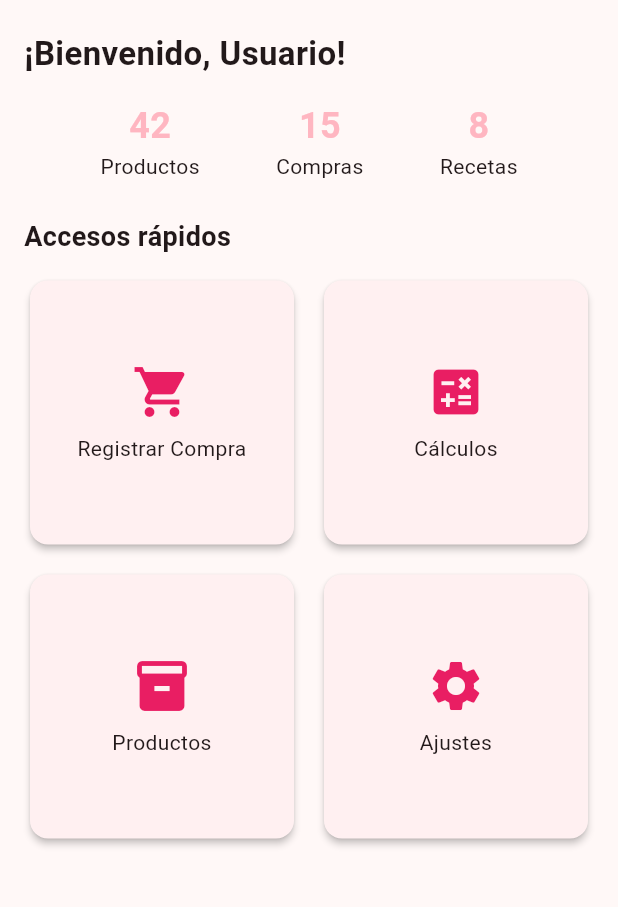
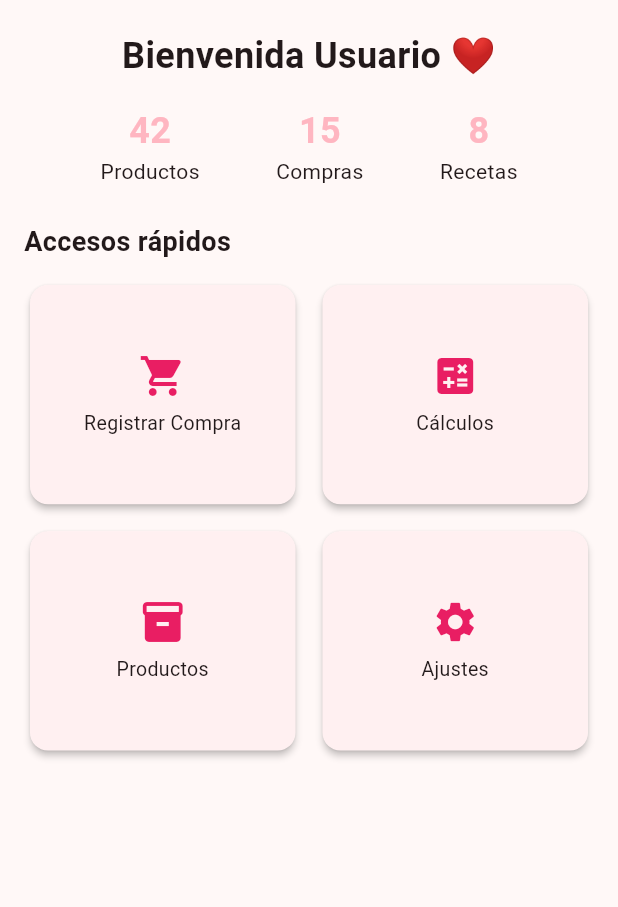
Before and after one commit to brayam-marre/app-flutter-pasteleria, a Flutter app: the InicioScreen screen opened directly, on a phone screen of 412 x 824 dp, the part 288-1195 px from its top. Run offline on Flutter 3.47's test engine with Material 3 defaults, Android fonts, the phone set to English and light mode, and no system bars; our stand-ins replace shared_preferences, sqflite; accounts and stored records are empty.

Commit message:
Fix Texto bienvenida pantalla Inicio

```diff
--- a/lib/screens/inicio_screen.dart
+++ b/lib/screens/inicio_screen.dart
@@ -8,7 +8,8 @@ class InicioScreen extends StatelessWidget {
   @override
   Widget build(BuildContext context) {
     final usuario = Provider.of<AuthProvider>(context).usuarioActual;
-    final nombre = usuario?['nombre'] ?? 'Usuario';
+    final rawNombre = usuario?['username'] ?? 'usuario';
+    final nombre = rawNombre[0].toUpperCase() + rawNombre.substring(1);
 
     return Scaffold(
       appBar: AppBar(title: const Text('Inicio')),
@@ -20,16 +21,22 @@ class InicioScreen extends StatelessWidget {
             // 🖼️ Logo (opcional)
             Center(
               child: Image.asset(
-                'assets/logo_pasteleria.png', // Asegúrate de tener esta imagen en assets
+                'assets/logo_pasteleria.png',
                 height: 120,
               ),
             ),
             const SizedBox(height: 20),
 
-            // 👋 Bienvenida
-            Text(
-              '¡Bienvenido, $nombre!',
-              style: const TextStyle(fontSize: 22, fontWeight: FontWeight.bold),
+            // 👋 Bienvenida centrada y personalizada
+            Center(
+              child: Text(
+                'Bienvenida $nombre ❤️',
+                textAlign: TextAlign.center,
+                style: const TextStyle(
+                  fontSize: 24,
+                  fontWeight: FontWeight.bold,
+                ),
+              ),
             ),
             const SizedBox(height: 16),
 
@@ -54,8 +61,9 @@ class InicioScreen extends StatelessWidget {
               crossAxisCount: 2,
               shrinkWrap: true,
               physics: const NeverScrollableScrollPhysics(),
-              mainAxisSpacing: 12,
-              crossAxisSpacing: 12,
+              mainAxisSpacing: 10,
+              crossAxisSpacing: 10,
+              childAspectRatio: 1.2, // más compacto
               children: [
                 _buildHomeCard(Icons.shopping_cart, 'Registrar Compra', () {
                   Navigator.pushNamed(context, '/compras');
@@ -81,7 +89,14 @@ class InicioScreen extends StatelessWidget {
     final color = Theme.of(context).colorScheme.primary;
     return Column(
       children: [
-        Text(value, style: TextStyle(fontSize: 24, fontWeight: FontWeight.bold, color: color)),
+        Text(
+          value,
+          style: TextStyle(
+            fontSize: 24,
+            fontWeight: FontWeight.bold,
+            color: color,
+          ),
+        ),
         Text(title),
       ],
     );
@@ -98,9 +113,13 @@ class InicioScreen extends StatelessWidget {
           child: Column(
             mainAxisSize: MainAxisSize.min,
             children: [
-              Icon(icon, size: 40, color: Colors.pink),
-              const SizedBox(height: 8),
-              Text(label, textAlign: TextAlign.center),
+              Icon(icon, size: 32, color: Colors.pink),
+              const SizedBox(height: 6),
+              Text(
+                label,
+                textAlign: TextAlign.center,
+                style: const TextStyle(fontSize: 13),
+              ),
             ],
           ),
         ),
```
